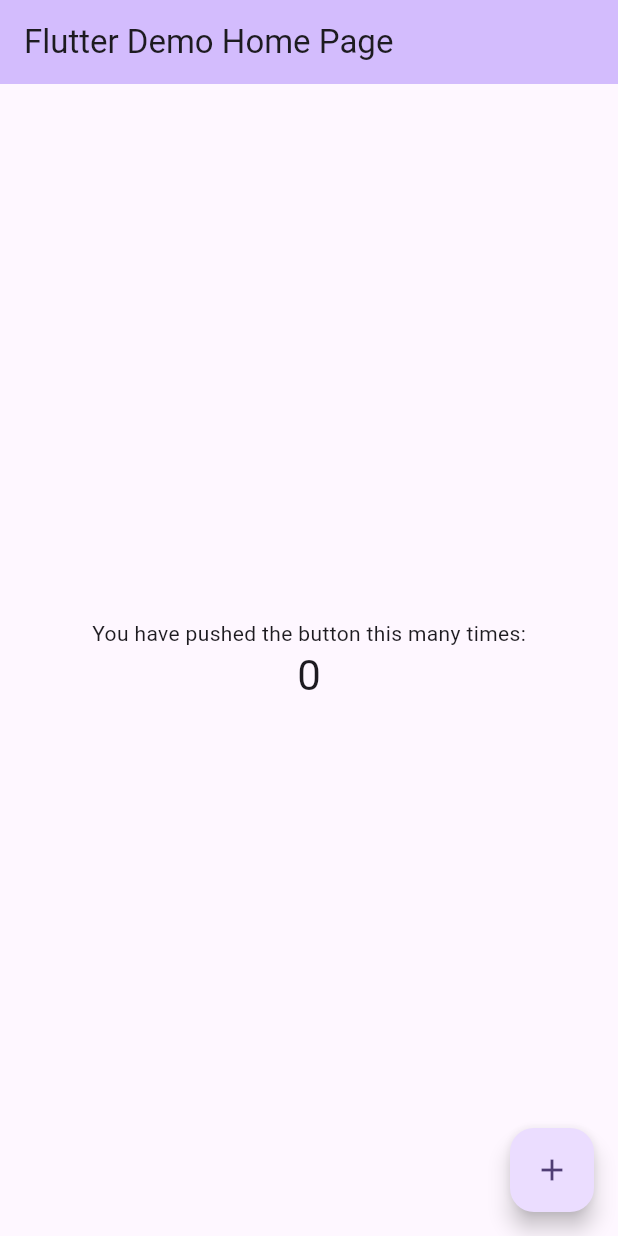
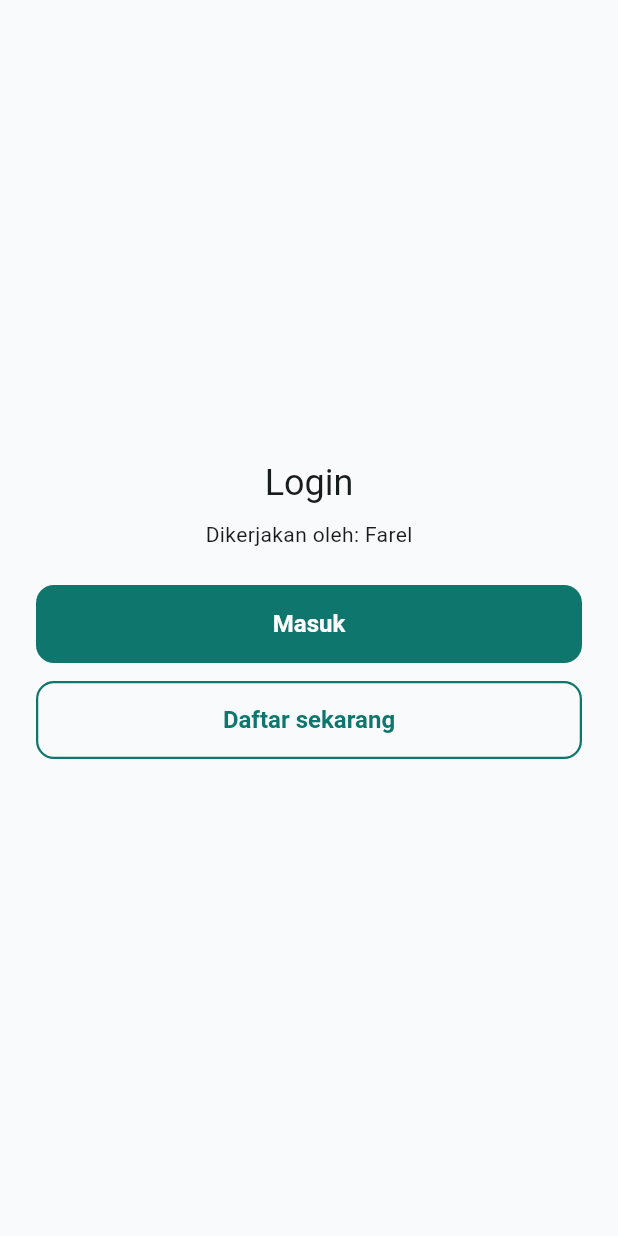
Before and after one commit to Gyfandi/Kulak, a Flutter app: the screen it shows after launch, on a phone screen of 412 x 824 dp. Run offline on Flutter 3.47's test engine with Material 3 defaults, Android fonts, the phone set to English and light mode, and no system bars; our stand-ins replace flutter_riverpod, go_router.

Commit message:
feat: add app skeleton, theme, and router

```diff
--- /dev/null
+++ b/lib/app.dart
@@ -0,0 +1,18 @@
+import 'package:flutter/material.dart';
+
+import 'core/router/app_router.dart';
+import 'core/theme/app_theme.dart';
+
+class KulakApp extends StatelessWidget {
+  const KulakApp({super.key});
+
+  @override
+  Widget build(BuildContext context) {
+    return MaterialApp.router(
+      title: 'Kulak',
+      debugShowCheckedModeBanner: false,
+      theme: AppTheme.light,
+      routerConfig: appRouter,
+    );
+  }
+}
--- /dev/null
+++ b/lib/core/router/app_router.dart
@@ -0,0 +1,64 @@
+import 'package:go_router/go_router.dart';
+
+import '../../features/auth/presentation/login_screen.dart';
+import '../../features/auth/presentation/register_screen.dart';
+import '../../features/favorites/presentation/favorites_screen.dart';
+import '../../features/home/presentation/home_screen.dart';
+import '../../features/home/presentation/item_detail_screen.dart';
+import '../../features/notifications/presentation/notifications_screen.dart';
+import '../../features/profile/presentation/profile_screen.dart';
+import '../../features/sell/presentation/sell_screen.dart';
+import 'main_shell.dart';
+
+final GoRouter appRouter = GoRouter(
+  initialLocation: '/login',
+  routes: [
+    GoRoute(
+      path: '/login',
+      builder: (context, state) => const LoginScreen(),
+    ),
+    GoRoute(
+      path: '/register',
+      builder: (context, state) => const RegisterScreen(),
+    ),
+    StatefulShellRoute.indexedStack(
+      builder: (context, state, navigationShell) =>
+          MainShell(navigationShell: navigationShell),
+      branches: [
+        StatefulShellBranch(routes: [
+          GoRoute(
+            path: '/home',
+            builder: (context, state) => const HomeScreen(),
+          ),
+        ]),
+        StatefulShellBranch(routes: [
+          GoRoute(
+            path: '/favorites',
+            builder: (context, state) => const FavoritesScreen(),
+          ),
+        ]),
+        StatefulShellBranch(routes: [
+          GoRoute(
+            path: '/notifications',
+            builder: (context, state) => const NotificationsScreen(),
+          ),
+        ]),
+        StatefulShellBranch(routes: [
+          GoRoute(
+            path: '/profile',
+            builder: (context, state) => const ProfileScreen(),
+          ),
+        ]),
+      ],
+    ),
+    GoRoute(
+      path: '/item/:id',
+      builder: (context, state) =>
+          ItemDetailScreen(id: state.pathParameters['id'] ?? ''),
+    ),
+    GoRoute(
+      path: '/sell',
+      builder: (context, state) => const SellScreen(),
+    ),
+  ],
+);
--- /dev/null
+++ b/lib/core/theme/app_theme.dart
@@ -0,0 +1,67 @@
+import 'package:flutter/material.dart';
+
+class AppTheme {
+  static const Color primary = Color(0xFF0F766E);
+  static const Color background = Color(0xFFF9FAFB);
+  static const Color textPrimary = Color(0xFF111827);
+  static const Color textSecondary = Color(0xFF4B5563);
+  static const Color border = Color(0xFF9CA3AF);
+
+  static ThemeData get light {
+    final scheme = ColorScheme.fromSeed(seedColor: primary).copyWith(
+      primary: primary,
+      onPrimary: Colors.white,
+      surface: Colors.white,
+    );
+
+    return ThemeData(
+      useMaterial3: true,
+      colorScheme: scheme,
+      scaffoldBackgroundColor: background,
+      appBarTheme: const AppBarTheme(
+        backgroundColor: background,
+        foregroundColor: textPrimary,
+        elevation: 0,
+        centerTitle: false,
+      ),
+      filledButtonTheme: FilledButtonThemeData(
+        style: FilledButton.styleFrom(
+          minimumSize: const Size.fromHeight(52),
+          shape: RoundedRectangleBorder(
+            borderRadius: BorderRadius.circular(12),
+          ),
+          textStyle: const TextStyle(fontSize: 16, fontWeight: FontWeight.w600),
+        ),
+      ),
+      outlinedButtonTheme: OutlinedButtonThemeData(
+        style: OutlinedButton.styleFrom(
+          minimumSize: const Size.fromHeight(52),
+          foregroundColor: primary,
+          side: const BorderSide(color: primary, width: 1.5),
+          shape: RoundedRectangleBorder(
+            borderRadius: BorderRadius.circular(12),
+          ),
+          textStyle: const TextStyle(fontSize: 16, fontWeight: FontWeight.w600),
+        ),
+      ),
+      inputDecorationTheme: InputDecorationTheme(
+        filled: true,
+        fillColor: Colors.white,
+        contentPadding:
+            const EdgeInsets.symmetric(horizontal: 16, vertical: 16),
+        border: OutlineInputBorder(
+          borderRadius: BorderRadius.circular(12),
+          borderSide: const BorderSide(color: border, width: 1.5),
+        ),
+        enabledBorder: OutlineInputBorder(
+          borderRadius: BorderRadius.circular(12),
+          borderSide: const BorderSide(color: border, width: 1.5),
+        ),
+        focusedBorder: OutlineInputBorder(
+          borderRadius: BorderRadius.circular(12),
+          borderSide: const BorderSide(color: primary, width: 2),
+        ),
+      ),
+    );
+  }
+}
--- /dev/null
+++ b/lib/core/widgets/placeholder_screen.dart
@@ -0,0 +1,45 @@
+import 'package:flutter/material.dart';
+
+/// Layar sementara. Ganti isinya dengan layar asli sesuai pembagian tugas.
+class PlaceholderScreen extends StatelessWidget {
+  const PlaceholderScreen({
+    super.key,
+    required this.title,
+    required this.owner,
+    this.actions = const [],
+    this.showAppBar = true,
+  });
+
+  final String title;
+  final String owner;
+  final List<Widget> actions;
+  final bool showAppBar;
+
+  @override
+  Widget build(BuildContext context) {
+    return Scaffold(
+      appBar: showAppBar ? AppBar(title: Text(title)) : null,
+      body: SafeArea(
+        child: Center(
+          child: Padding(
+            padding: const EdgeInsets.all(24),
+            child: Column(
+              mainAxisSize: MainAxisSize.min,
+              children: [
+                Text(
+                  title,
+                  style: Theme.of(context).textTheme.headlineSmall,
+                  textAlign: TextAlign.center,
+                ),
+                const SizedBox(height: 8),
+                Text('Dikerjakan oleh: $owner'),
+                const SizedBox(height: 24),
+                for (final a in actions) ...[a, const SizedBox(height: 12)],
+              ],
+            ),
+          ),
+        ),
+      ),
+    );
+  }
+}
--- /dev/null
+++ b/lib/features/auth/presentation/login_screen.dart
@@ -0,0 +1,28 @@
+import 'package:flutter/material.dart';
+import 'package:go_router/go_router.dart';
+
+import '../../../core/widgets/placeholder_screen.dart';
+
+// TODO(Farel): ganti dengan layar login sesuai desain Figma.
+class LoginScreen extends StatelessWidget {
+  const LoginScreen({super.key});
+
+  @override
+  Widget build(BuildContext context) {
+    return PlaceholderScreen(
+      title: 'Login',
+      owner: 'Farel',
+      showAppBar: false,
+      actions: [
+        FilledButton(
+          onPressed: () => context.go('/home'),
+          child: const Text('Masuk'),
+        ),
+        OutlinedButton(
+          onPressed: () => context.push('/register'),
+          child: const Text('Daftar sekarang'),
+        ),
+      ],
+    );
+  }
+}
--- a/lib/main.dart
+++ b/lib/main.dart
@@ -1,122 +1,8 @@
-import 'package:material_ui/material_ui.dart';
+import 'package:flutter/material.dart';
+import 'package:flutter_riverpod/flutter_riverpod.dart';
+
+import 'app.dart';
 
 void main() {
-  runApp(const MyApp());
+  runApp(const ProviderScope(child: KulakApp()));
 }
-
-class MyApp extends StatelessWidget {
-  const MyApp({super.key});
-
-  // This widget is the root of your application.
-  @override
-  Widget build(BuildContext context) {
-    return MaterialApp(
-      title: 'Flutter Demo',
-      theme: ThemeData(
-        // This is the theme of your application.
-        //
-        // TRY THIS: Try running your application with "flutter run". You'll see
-        // the application has a purple toolbar. Then, without quitting the app,
-        // try changing the seedColor in the colorScheme below to Colors.green
-        // and then invoke "hot reload" (save your changes or press the "hot
-        // reload" button in a Flutter-supported IDE, or press "r" if you used
-        // the command line to start the app).
-        //
-        // Notice that the counter didn't reset back to zero; the application
-        // state is not lost during the reload. To reset the state, use hot
-        // restart instead.
-        //
-        // This works for code too, not just values: Most code changes can be
-        // tested with just a hot reload.
-        colorScheme: .fromSeed(seedColor: Colors.deepPurple),
-      ),
-      home: const MyHomePage(title: 'Flutter Demo Home Page'),
-    );
-  }
-}
-
-class MyHomePage extends StatefulWidget {
-  const MyHomePage({super.key, required this.title});
-
-  // This widget is the home page of your application. It is stateful, meaning
-  // that it has a State object (defined below) that contains fields that affect
-  // how it looks.
-
-  // This class is the configuration for the state. It holds the values (in this
-  // case the title) provided by the parent (in this case the App widget) and
-  // used by the build method of the State. Fields in a Widget subclass are
-  // always marked "final".
-
-  final String title;
-
-  @override
-  State<MyHomePage> createState() => _MyHomePageState();
-}
-
-class _MyHomePageState extends State<MyHomePage> {
-  int _counter = 0;
-
-  void _incrementCounter() {
-    setState(() {
-      // This call to setState tells the Flutter framework that something has
-      // changed in this State, which causes it to rerun the build method below
-      // so that the display can reflect the updated values. If we changed
-      // _counter without calling setState(), then the build method would not be
-      // called again, and so nothing would appear to happen.
-      _counter++;
-    });
-  }
-
-  @override
-  Widget build(BuildContext context) {
-    // This method is rerun every time setState is called, for instance as done
-    // by the _incrementCounter method above.
-    //
-    // The Flutter framework has been optimized to make rerunning build methods
-    // fast, so that you can just rebuild anything that needs updating rather
-    // than having to individually change instances of widgets.
-    return Scaffold(
-      appBar: AppBar(
-        // TRY THIS: Try changing the color here to a specific color (to
-        // Colors.amber, perhaps?) and trigger a hot reload to see the AppBar
-        // change color while the other colors stay the same.
-        backgroundColor: Theme.of(context).colorScheme.inversePrimary,
-        // Here we take the value from the MyHomePage object that was created by
-        // the App.build method, and use it to set our appbar title.
-        title: Text(widget.title),
-      ),
-      body: Center(
-        // Center is a layout widget. It takes a single child and positions it
-        // in the middle of the parent.
-        child: Column(
-          // Column is also a layout widget. It takes a list of children and
-          // arranges them vertically. By default, it sizes itself to fit its
-          // children horizontally, and tries to be as tall as its parent.
-          //
-          // Column has various properties to control how it sizes itself and
-          // how it positions its children. Here we use mainAxisAlignment to
-          // center the children vertically; the main axis here is the vertical
-          // axis because Columns are vertical (the cross axis would be
-          // horizontal).
-          //
-          // TRY THIS: Invoke "debug painting" (choose the "Toggle Debug Paint"
-          // action in the IDE, or press "p" in the console), to see the
-          // wireframe for each widget.
-          mainAxisAlignment: .center,
-          children: [
-            const Text('You have pushed the button this many times:'),
-            Text(
-              '$_counter',
-              style: Theme.of(context).textTheme.headlineMedium,
-            ),
-          ],
-        ),
-      ),
-      floatingActionButton: FloatingActionButton(
-        onPressed: _incrementCounter,
-        tooltip: 'Increment',
-        child: const Icon(Icons.add),
-      ),
-    );
-  }
-}
```
Also changed, not shown: lib/core/router/main_shell.dart (added, +50 -0 lines), lib/features/auth/presentation/register_screen.dart (added, +13 -0 lines), lib/features/favorites/presentation/favorites_screen.dart (added, +13 -0 lines), lib/features/home/presentation/home_screen.dart (added, +23 -0 lines), lib/features/home/presentation/item_detail_screen.dart (added, +15 -0 lines), lib/features/notifications/presentation/notifications_screen.dart (added, +13 -0 lines), lib/features/profile/presentation/profile_screen.dart (added, +23 -0 lines), lib/features/sell/presentation/sell_screen.dart (added, +13 -0 lines), 10 other files.
